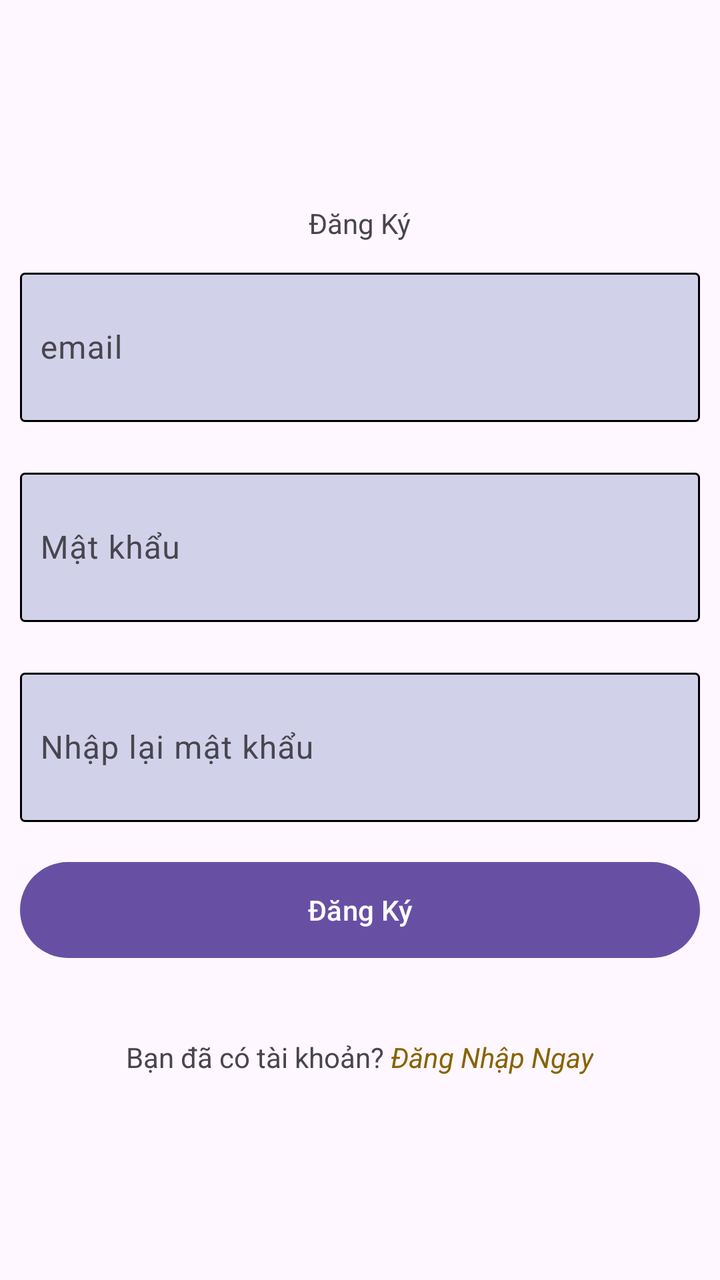
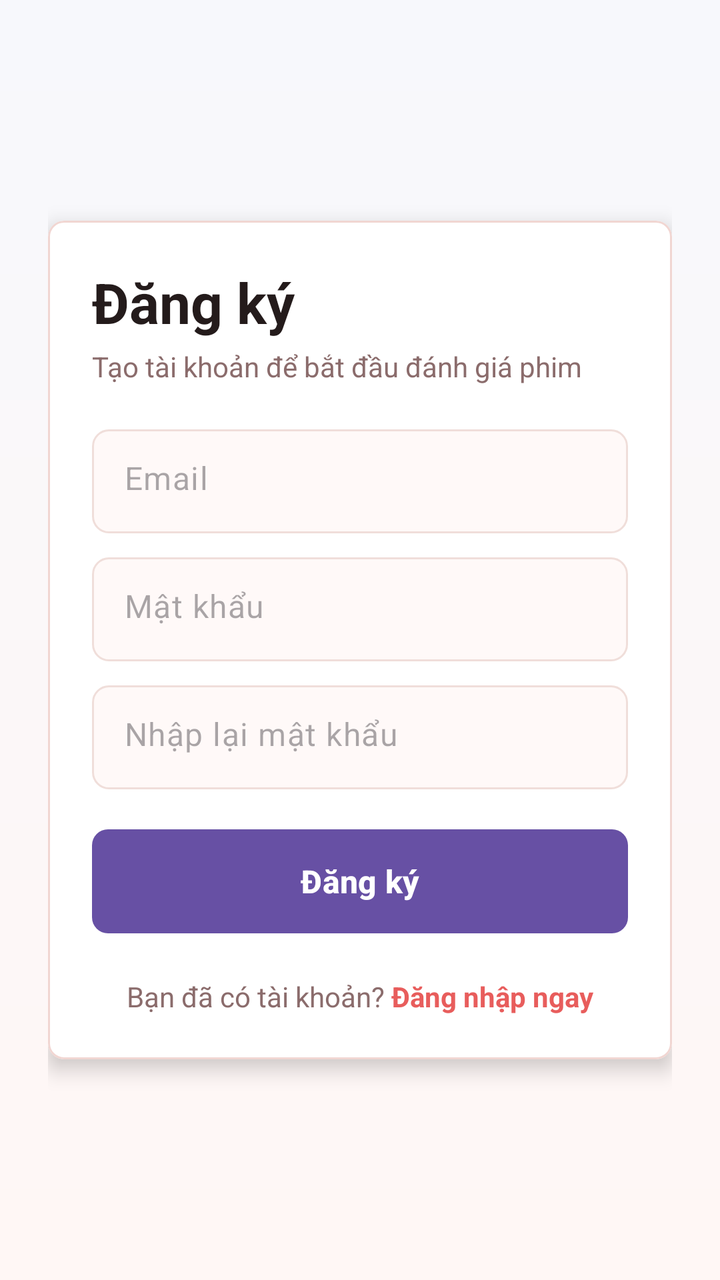

Compare the two renders of this Android layout. The source of the first and the diff that turns it into the second are given below.
<!-- AndroidManifest.xml: application theme Theme.DanhGiaPhim -->
<!-- res/layout/activity_sign.xml -->
<?xml version="1.0" encoding="utf-8"?>
<LinearLayout xmlns:android="http://schemas.android.com/apk/res/android"
    xmlns:app="http://schemas.android.com/apk/res-auto"
    xmlns:tools="http://schemas.android.com/tools"
    android:layout_width="match_parent"
    android:layout_height="match_parent"
    tools:context=".SignActivity"
    android:gravity="center"
    android:orientation="vertical">

    <TextView
        android:id="@+id/txtDangKy"
        android:layout_width="wrap_content"
        android:layout_height="wrap_content"
        android:text="Đăng Ký"
        />
    <com.google.android.material.textfield.TextInputLayout
        android:layout_width="match_parent"
        android:layout_height="80dp"
        android:layout_margin="10dp"
        android:hint="email"
        android:gravity="center"

        >
        <com.google.android.material.textfield.TextInputEditText
            android:id="@+id/edemail"
            android:layout_width="match_parent"
            android:layout_height="match_parent"
            android:background="@drawable/custtomedit"
            android:paddingLeft="10dp"



            />
    </com.google.android.material.textfield.TextInputLayout>
    <com.google.android.material.textfield.TextInputLayout
        android:layout_width="match_parent"
        android:layout_height="80dp"
        android:layout_margin="10dp"
        android:hint="Mật khẩu"
        android:gravity="center"

        >
        <com.google.android.material.textfield.TextInputEditText
            android:id="@+id/edpassword"
            android:layout_width="match_parent"
            android:layout_height="match_parent"
            android:background="@drawable/custtomedit"
            android:paddingLeft="10dp"
            android:inputType="textPassword"
            />
    </com.google.android.material.textfield.TextInputLayout>
    <com.google.android.material.textfield.TextInputLayout
        android:layout_width="match_parent"
        android:layout_height="80dp"
        android:layout_margin="10dp"
        android:hint="Nhập lại mật khẩu"
        android:gravity="center"

        >
        <com.google.android.material.textfield.TextInputEditText
            android:id="@+id/edrppassword"
            android:layout_width="match_parent"
            android:layout_height="match_parent"
            android:background="@drawable/custtomedit"
            android:paddingLeft="10dp"
            android:inputType="textPassword"
            />
    </com.google.android.material.textfield.TextInputLayout>

    <Button
        android:id="@+id/btnsignup"
        android:layout_width="match_parent"
        android:layout_height="wrap_content"
        android:text="Đăng Ký"
        android:layout_margin="10dp"
        android:background="@drawable/custtombutton"
        />
    <LinearLayout
        android:layout_width="match_parent"
        android:layout_height="wrap_content"
        android:orientation="horizontal"
        android:gravity="center_horizontal"
        android:layout_marginTop="30dp"
        >
        <TextView
            android:id="@+id/txtDaCo"
            android:layout_width="wrap_content"
            android:layout_height="wrap_content"
            android:text="Bạn đã có tài khoản? "
            />
        <TextView
            android:id="@+id/txtLogin"
            android:layout_width="wrap_content"
            android:layout_height="wrap_content"
            android:text="Đăng Nhập Ngay"
            android:textStyle="italic"
            android:textColor="#876400"
            />
    </LinearLayout>


</LinearLayout>
<!-- resources referenced by this layout -->
<resources>
  <!-- drawable custtombutton (drawable) -->
  <selector xmlns:android="http://schemas.android.com/apk/res/android">
      <item android:state_pressed="true">
          <shape android:shape="rectangle">
              <solid android:color="#d1d1e9" /> 
              <corners android:radius="60dp" /> 
          </shape>
      </item>
      <item>
          <shape android:shape="rectangle">
              <solid android:color="#d1d1e9" /> 
              <corners android:radius="60dp" /> 
          </shape>
      </item>
  </selector>
  <!-- drawable custtomedit (drawable) -->
  <shape xmlns:android="http://schemas.android.com/apk/res/android">
      
      <corners android:radius="2dp" />
      
      <solid android:color="#d1d1e9" />
      
      <stroke android:width="1dp" android:color="@color/black" />
  </shape>
  <style name="Theme.DanhGiaPhim" parent="Base.Theme.DanhGiaPhim" />
  <color name="black">#FF000000</color>
  <style name="Base.Theme.DanhGiaPhim" parent="Theme.Material3.DayNight.NoActionBar">
          
          
      </style>
</resources>

<!-- the commit's change to res/layout/activity_sign.xml (unified diff, before → after) -->
@@ -1,103 +1,144 @@
 <?xml version="1.0" encoding="utf-8"?>
-<LinearLayout xmlns:android="http://schemas.android.com/apk/res/android"
+<ScrollView xmlns:android="http://schemas.android.com/apk/res/android"
     xmlns:app="http://schemas.android.com/apk/res-auto"
     xmlns:tools="http://schemas.android.com/tools"
     android:layout_width="match_parent"
     android:layout_height="match_parent"
-    tools:context=".SignActivity"
-    android:gravity="center"
-    android:orientation="vertical">
+    android:background="@drawable/bg_actor_list_screen"
+    android:fillViewport="true"
+    tools:context=".SignActivity">
 
-    <TextView
-        android:id="@+id/txtDangKy"
-        android:layout_width="wrap_content"
-        android:layout_height="wrap_content"
-        android:text="Đăng Ký"
-        />
-    <com.google.android.material.textfield.TextInputLayout
-        android:layout_width="match_parent"
-        android:layout_height="80dp"
-        android:layout_margin="10dp"
-        android:hint="email"
-        android:gravity="center"
-
-        >
-        <com.google.android.material.textfield.TextInputEditText
-            android:id="@+id/edemail"
-            android:layout_width="match_parent"
-            android:layout_height="match_parent"
-            android:background="@drawable/custtomedit"
-            android:paddingLeft="10dp"
-
-
-
-            />
-    </com.google.android.material.textfield.TextInputLayout>
-    <com.google.android.material.textfield.TextInputLayout
-        android:layout_width="match_parent"
-        android:layout_height="80dp"
-        android:layout_margin="10dp"
-        android:hint="Mật khẩu"
-        android:gravity="center"
-
-        >
-        <com.google.android.material.textfield.TextInputEditText
-            android:id="@+id/edpassword"
-            android:layout_width="match_parent"
-            android:layout_height="match_parent"
-            android:background="@drawable/custtomedit"
-            android:paddingLeft="10dp"
-            android:inputType="textPassword"
-            />
-    </com.google.android.material.textfield.TextInputLayout>
-    <com.google.android.material.textfield.TextInputLayout
-        android:layout_width="match_parent"
-        android:layout_height="80dp"
-        android:layout_margin="10dp"
-        android:hint="Nhập lại mật khẩu"
-        android:gravity="center"
-
-        >
-        <com.google.android.material.textfield.TextInputEditText
-            android:id="@+id/edrppassword"
-            android:layout_width="match_parent"
-            android:layout_height="match_parent"
-            android:background="@drawable/custtomedit"
-            android:paddingLeft="10dp"
-            android:inputType="textPassword"
-            />
-    </com.google.android.material.textfield.TextInputLayout>
-
-    <Button
-        android:id="@+id/btnsignup"
-        android:layout_width="match_parent"
-        android:layout_height="wrap_content"
-        android:text="Đăng Ký"
-        android:layout_margin="10dp"
-        android:background="@drawable/custtombutton"
-        />
     <LinearLayout
         android:layout_width="match_parent"
         android:layout_height="wrap_content"
-        android:orientation="horizontal"
-        android:gravity="center_horizontal"
-        android:layout_marginTop="30dp"
-        >
-        <TextView
-            android:id="@+id/txtDaCo"
-            android:layout_width="wrap_content"
+        android:gravity="center"
+        android:orientation="vertical"
+        android:padding="24dp">
+
+        <com.google.android.material.card.MaterialCardView
+            android:layout_width="match_parent"
             android:layout_height="wrap_content"
-            android:text="Bạn đã có tài khoản? "
-            />
-        <TextView
-            android:id="@+id/txtLogin"
-            android:layout_width="wrap_content"
-            android:layout_height="wrap_content"
-            android:text="Đăng Nhập Ngay"
-            android:textStyle="italic"
-            android:textColor="#876400"
-            />
+            app:cardBackgroundColor="@color/white"
+            app:cardCornerRadius="8dp"
+            app:cardElevation="6dp"
+            app:strokeColor="#F1D6D2"
+            app:strokeWidth="1dp">
+
+            <LinearLayout
+                android:layout_width="match_parent"
+                android:layout_height="wrap_content"
+                android:orientation="vertical"
+                android:padding="22dp">
+
+                <TextView
+                    android:id="@+id/txtDangKy"
+                    android:layout_width="match_parent"
+                    android:layout_height="wrap_content"
+                    android:text="Đăng ký"
+                    android:textColor="@color/app_text"
+                    android:textSize="28sp"
+                    android:textStyle="bold" />
+
+                <TextView
+                    android:layout_width="match_parent"
+                    android:layout_height="wrap_content"
+                    android:layout_marginTop="4dp"
+                    android:text="Tạo tài khoản để bắt đầu đánh giá phim"
+                    android:textColor="@color/app_text_muted"
+                    android:textSize="14sp" />
+
+                <com.google.android.material.textfield.TextInputLayout
+                    android:layout_width="match_parent"
+                    android:layout_height="wrap_content"
+                    android:layout_marginTop="22dp"
+                    app:boxBackgroundMode="none"
+                    app:hintEnabled="false">
+
+                    <com.google.android.material.textfield.TextInputEditText
+                        android:id="@+id/edemail"
+                        android:layout_width="match_parent"
+                        android:layout_height="52dp"
+                        android:background="@drawable/bg_actor_form_input"
+                        android:hint="Email"
+                        android:inputType="textEmailAddress"
+                        android:maxLines="1"
+                        android:paddingStart="14dp"
+                        android:paddingEnd="14dp" />
+                </com.google.android.material.textfield.TextInputLayout>
+
+                <com.google.android.material.textfield.TextInputLayout
+                    android:layout_width="match_parent"
+                    android:layout_height="wrap_content"
+                    android:layout_marginTop="12dp"
+                    app:boxBackgroundMode="none"
+                    app:hintEnabled="false">
+
+                    <com.google.android.material.textfield.TextInputEditText
+                        android:id="@+id/edpassword"
+                        android:layout_width="match_parent"
+                        android:layout_height="52dp"
+                        android:background="@drawable/bg_actor_form_input"
+                        android:hint="Mật khẩu"
+                        android:inputType="textPassword"
+                        android:maxLines="1"
+                        android:paddingStart="14dp"
+                        android:paddingEnd="14dp" />
+                </com.google.android.material.textfield.TextInputLayout>
+
+                <com.google.android.material.textfield.TextInputLayout
+                    android:layout_width="match_parent"
+                    android:layout_height="wrap_content"
+                    android:layout_marginTop="12dp"
+                    app:boxBackgroundMode="none"
+                    app:hintEnabled="false">
+
+                    <com.google.android.material.textfield.TextInputEditText
+                        android:id="@+id/edrppassword"
+                        android:layout_width="match_parent"
+                        android:layout_height="52dp"
+                        android:background="@drawable/bg_actor_form_input"
+                        android:hint="Nhập lại mật khẩu"
+                        android:inputType="textPassword"
+                        android:maxLines="1"
+                        android:paddingStart="14dp"
+                        android:paddingEnd="14dp" />
+                </com.google.android.material.textfield.TextInputLayout>
+
+                <Button
+                    android:id="@+id/btnsignup"
+                    android:layout_width="match_parent"
+                    android:layout_height="52dp"
+                    android:layout_marginTop="20dp"
+                    android:background="@drawable/bg_actor_primary_button"
+                    android:text="Đăng ký"
+                    android:textAllCaps="false"
+                    android:textColor="@color/white"
+                    android:textSize="16sp"
+                    android:textStyle="bold" />
+
+                <LinearLayout
+                    android:layout_width="match_parent"
+                    android:layout_height="wrap_content"
+                    android:layout_marginTop="22dp"
+                    android:gravity="center"
+                    android:orientation="horizontal">
+
+                    <TextView
+                        android:id="@+id/txtDaCo"
+                        android:layout_width="wrap_content"
+                        android:layout_height="wrap_content"
+                        android:text="Bạn đã có tài khoản? "
+                        android:textColor="@color/app_text_muted" />
+
+                    <TextView
+                        android:id="@+id/txtLogin"
+                        android:layout_width="wrap_content"
+                        android:layout_height="wrap_content"
+                        android:text="Đăng nhập ngay"
+                        android:textColor="@color/app_primary"
+                        android:textStyle="bold" />
+                </LinearLayout>
+            </LinearLayout>
+        </com.google.android.material.card.MaterialCardView>
     </LinearLayout>
-
-
-</LinearLayout>
+</ScrollView>
<!-- resource entries referenced after the edit -->
@@ -1,31 +1,59 @@
 <!-- resources referenced by this layout -->
 <resources>
-  <!-- drawable custtombutton (drawable) -->
+  <color name="app_primary">#E85D5C</color>
+  <color name="app_text">#241B1B</color>
+  <color name="app_text_muted">#8B6C6C</color>
+  <color name="white">#FFFFFFFF</color>
+  <!-- drawable bg_actor_form_input (drawable) -->
+  <?xml version="1.0" encoding="utf-8"?>
   <selector xmlns:android="http://schemas.android.com/apk/res/android">
-      <item android:state_pressed="true">
+      <item android:state_focused="true">
           <shape android:shape="rectangle">
-              <solid android:color="#d1d1e9" /> 
-              <corners android:radius="60dp" /> 
+              <solid android:color="#FFFFFF" />
+              <stroke
+                  android:width="2dp"
+                  android:color="#E85D5C" />
+              <corners android:radius="8dp" />
           </shape>
       </item>
       <item>
           <shape android:shape="rectangle">
-              <solid android:color="#d1d1e9" /> 
-              <corners android:radius="60dp" /> 
+              <solid android:color="#FFF9F8" />
+              <stroke
+                  android:width="1dp"
+                  android:color="#F0DEDA" />
+              <corners android:radius="8dp" />
           </shape>
       </item>
   </selector>
-  <!-- drawable custtomedit (drawable) -->
+  <!-- drawable bg_actor_list_screen (drawable) -->
+  <?xml version="1.0" encoding="utf-8"?>
   <shape xmlns:android="http://schemas.android.com/apk/res/android">
-      
-      <corners android:radius="2dp" />
-      
-      <solid android:color="#d1d1e9" />
-      
-      <stroke android:width="1dp" android:color="@color/black" />
+      <gradient
+          android:angle="270"
+          android:endColor="#FFF7F5"
+          android:startColor="#F7F8FC" />
   </shape>
+  <!-- drawable bg_actor_primary_button (drawable) -->
+  <?xml version="1.0" encoding="utf-8"?>
+  <selector xmlns:android="http://schemas.android.com/apk/res/android">
+      <item android:state_pressed="true">
+          <shape android:shape="rectangle">
+              <solid android:color="#D44E4D" />
+              <corners android:radius="8dp" />
+          </shape>
+      </item>
+      <item>
+          <shape android:shape="rectangle">
+              <gradient
+                  android:angle="0"
+                  android:endColor="#FF8A73"
+                  android:startColor="#E85D5C" />
+              <corners android:radius="8dp" />
+          </shape>
+      </item>
+  </selector>
   <style name="Theme.DanhGiaPhim" parent="Base.Theme.DanhGiaPhim" />
-  <color name="black">#FF000000</color>
   <style name="Base.Theme.DanhGiaPhim" parent="Theme.Material3.DayNight.NoActionBar">
           
           
